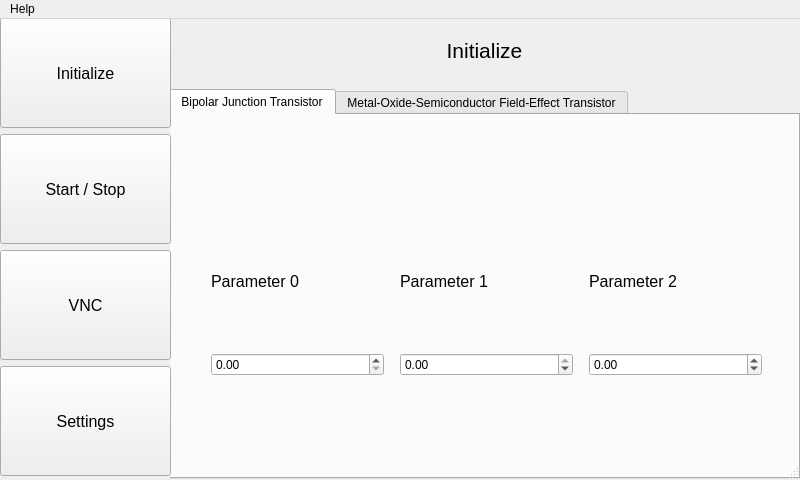
Before: the Qt Designer form XML/main.ui in matthiggins34/PES-Water-Analogy-Project, drawn with Qt 5.
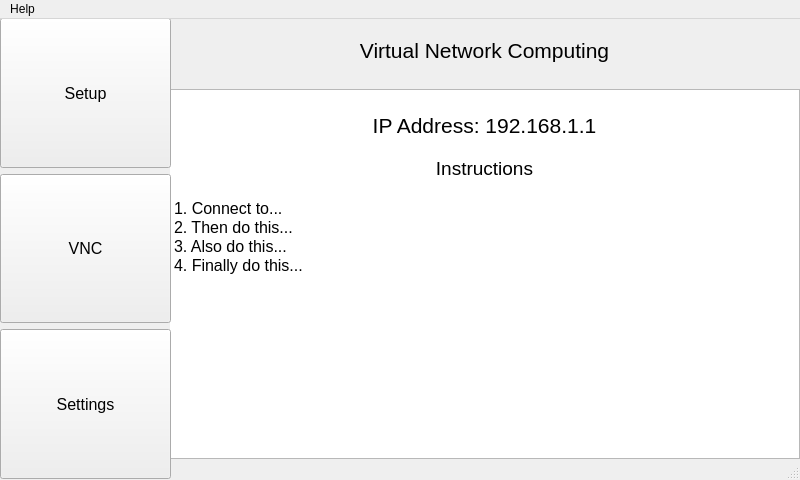
After: the same form once the commit is applied. The open tabs and pages were chosen to show the change. Icons and pictures are not drawn.

Commit message: Updated Python code for new Setup UI

```diff
--- a/XML/main.ui
+++ b/XML/main.ui
@@ -58,428 +58,15 @@
     <layout class="QGridLayout" name="grid_layout_central">
      <item row="1" column="0">
       <widget class="QStackedWidget" name="stacked_widget_side_menu">
+       <property name="maximumSize">
+        <size>
+         <width>630</width>
+         <height>16777215</height>
+        </size>
+       </property>
        <property name="currentIndex">
-        <number>0</number>
+        <number>1</number>
        </property>
-       <widget class="QWidget" name="initialize_page">
-        <widget class="QWidget" name="verticalLayoutWidget_2">
-         <property name="geometry">
-          <rect>
-           <x>-1</x>
-           <y>-1</y>
-           <width>631</width>
-           <height>461</height>
-          </rect>
-         </property>
-         <layout class="QVBoxLayout" name="vertical_layout_initialize">
-          <item>
-           <spacer name="verticalSpacer_5">
-            <property name="orientation">
-             <enum>Qt::Vertical</enum>
-            </property>
-            <property name="sizeType">
-             <enum>QSizePolicy::Minimum</enum>
-            </property>
-            <property name="sizeHint" stdset="0">
-             <size>
-              <width>40</width>
-              <height>20</height>
-             </size>
-            </property>
-           </spacer>
-          </item>
-          <item>
-           <widget class="QLabel" name="label_initialize">
-            <property name="font">
-             <font>
-              <pointsize>16</pointsize>
-             </font>
-            </property>
-            <property name="text">
-             <string>Initialize</string>
-            </property>
-            <property name="alignment">
-             <set>Qt::AlignCenter</set>
-            </property>
-           </widget>
-          </item>
-          <item>
-           <spacer name="verticalSpacer_6">
-            <property name="orientation">
-             <enum>Qt::Vertical</enum>
-            </property>
-            <property name="sizeType">
-             <enum>QSizePolicy::Minimum</enum>
-            </property>
-            <property name="sizeHint" stdset="0">
-             <size>
-              <width>40</width>
-              <height>20</height>
-             </size>
-            </property>
-           </spacer>
-          </item>
-          <item>
-           <widget class="QTabWidget" name="tab_widget_initialize">
-            <property name="font">
-             <font>
-              <pointsize>9</pointsize>
-             </font>
-            </property>
-            <property name="currentIndex">
-             <number>1</number>
-            </property>
-            <widget class="QWidget" name="tab_bjt">
-             <property name="font">
-              <font>
-               <pointsize>9</pointsize>
-              </font>
-             </property>
-             <attribute name="title">
-              <string>Bipolar Junction Transistor</string>
-             </attribute>
-             <widget class="QWidget" name="gridLayoutWidget_2">
-              <property name="geometry">
-               <rect>
-                <x>0</x>
-                <y>0</y>
-                <width>631</width>
-                <height>361</height>
-               </rect>
-              </property>
-              <layout class="QGridLayout" name="grid_layout_tab_bjt">
-               <item row="2" column="2">
-                <spacer name="horizontalSpacer_5">
-                 <property name="orientation">
-                  <enum>Qt::Horizontal</enum>
-                 </property>
-                 <property name="sizeType">
-                  <enum>QSizePolicy::Maximum</enum>
-                 </property>
-                 <property name="sizeHint" stdset="0">
-                  <size>
-                   <width>10</width>
-                   <height>10</height>
-                  </size>
-                 </property>
-                </spacer>
-               </item>
-               <item row="1" column="5">
-                <widget class="QLabel" name="label_8">
-                 <property name="font">
-                  <font>
-                   <pointsize>12</pointsize>
-                  </font>
-                 </property>
-                 <property name="text">
-                  <string>Parameter 2</string>
-                 </property>
-                </widget>
-               </item>
-               <item row="0" column="5">
-                <spacer name="verticalSpacer_14">
-                 <property name="orientation">
-                  <enum>Qt::Vertical</enum>
-                 </property>
-                 <property name="sizeType">
-                  <enum>QSizePolicy::Minimum</enum>
-                 </property>
-                 <property name="sizeHint" stdset="0">
-                  <size>
-                   <width>20</width>
-                   <height>100</height>
-                  </size>
-                 </property>
-                </spacer>
-               </item>
-               <item row="1" column="1">
-                <widget class="QLabel" name="label_6">
-                 <property name="font">
-                  <font>
-                   <pointsize>12</pointsize>
-                  </font>
-                 </property>
-                 <property name="text">
-                  <string>Parameter 0</string>
-                 </property>
-                </widget>
-               </item>
-               <item row="1" column="3">
-                <widget class="QLabel" name="label_7">
-                 <property name="font">
-                  <font>
-                   <pointsize>12</pointsize>
-                  </font>
-                 </property>
-                 <property name="text">
-                  <string>Parameter 1</string>
-                 </property>
-                </widget>
-               </item>
-               <item row="2" column="4">
-                <spacer name="horizontalSpacer_8">
-                 <property name="orientation">
-                  <enum>Qt::Horizontal</enum>
-                 </property>
-                 <property name="sizeType">
-                  <enum>QSizePolicy::Maximum</enum>
-                 </property>
-                 <property name="sizeHint" stdset="0">
-                  <size>
-                   <width>10</width>
-                   <height>10</height>
-                  </size>
-                 </property>
-                </spacer>
-               </item>
-               <item row="3" column="5">
-                <spacer name="verticalSpacer_13">
-                 <property name="orientation">
-                  <enum>Qt::Vertical</enum>
-                 </property>
-                 <property name="sizeType">
-                  <enum>QSizePolicy::Minimum</enum>
-                 </property>
-                 <property name="sizeHint" stdset="0">
-                  <size>
-                   <width>20</width>
-                   <height>100</height>
-                  </size>
-                 </property>
-                </spacer>
-               </item>
-               <item row="1" column="0">
-                <spacer name="horizontalSpacer_3">
-                 <property name="orientation">
-                  <enum>Qt::Horizontal</enum>
-                 </property>
-                 <property name="sizeType">
-                  <enum>QSizePolicy::Minimum</enum>
-                 </property>
-                 <property name="sizeHint" stdset="0">
-                  <size>
-                   <width>40</width>
-                   <height>20</height>
-                  </size>
-                 </property>
-                </spacer>
-               </item>
-               <item row="2" column="5">
-                <widget class="QDoubleSpinBox" name="spin_box_BJT_2">
-                 <property name="minimum">
-                  <double>-1.000000000000000</double>
-                 </property>
-                 <property name="maximum">
-                  <double>1.000000000000000</double>
-                 </property>
-                 <property name="singleStep">
-                  <double>0.010000000000000</double>
-                 </property>
-                </widget>
-               </item>
-               <item row="2" column="3">
-                <widget class="QDoubleSpinBox" name="spin_box_BJT_1">
-                 <property name="minimum">
-                  <double>-99.989999999999995</double>
-                 </property>
-                 <property name="maximum">
-                  <double>0.000000000000000</double>
-                 </property>
-                 <property name="singleStep">
-                  <double>1.000000000000000</double>
-                 </property>
-                </widget>
-               </item>
-               <item row="2" column="1">
-                <widget class="QDoubleSpinBox" name="spin_box_BJT_0"/>
-               </item>
-               <item row="1" column="6">
-                <spacer name="horizontalSpacer_4">
-                 <property name="orientation">
-                  <enum>Qt::Horizontal</enum>
-                 </property>
-                 <property name="sizeType">
-                  <enum>QSizePolicy::Minimum</enum>
-                 </property>
-                 <property name="sizeHint" stdset="0">
-                  <size>
-                   <width>40</width>
-                   <height>20</height>
-                  </size>
-                 </property>
-                </spacer>
-               </item>
-              </layout>
-             </widget>
-            </widget>
-            <widget class="QWidget" name="tab_mostfet">
-             <property name="font">
-              <font>
-               <pointsize>9</pointsize>
-              </font>
-             </property>
-             <attribute name="title">
-              <string>Metal-Oxide-Semiconductor Field-Effect Transistor</string>
-             </attribute>
-             <widget class="QWidget" name="gridLayoutWidget_3">
-              <property name="geometry">
-               <rect>
-                <x>0</x>
-                <y>0</y>
-                <width>631</width>
-                <height>361</height>
-               </rect>
-              </property>
-              <layout class="QGridLayout" name="grid_layout_tab_mosfet">
-               <item row="3" column="5">
-                <spacer name="verticalSpacer_15">
-                 <property name="orientation">
-                  <enum>Qt::Vertical</enum>
-                 </property>
-                 <property name="sizeType">
-                  <enum>QSizePolicy::Minimum</enum>
-                 </property>
-                 <property name="sizeHint" stdset="0">
-                  <size>
-                   <width>20</width>
-                   <height>100</height>
-                  </size>
-                 </property>
-                </spacer>
-               </item>
-               <item row="1" column="0">
-                <spacer name="horizontalSpacer_9">
-                 <property name="orientation">
-                  <enum>Qt::Horizontal</enum>
-                 </property>
-                 <property name="sizeType">
-                  <enum>QSizePolicy::Minimum</enum>
-                 </property>
-                 <property name="sizeHint" stdset="0">
-                  <size>
-                   <width>40</width>
-                   <height>20</height>
-                  </size>
-                 </property>
-                </spacer>
-               </item>
-               <item row="2" column="2">
-                <spacer name="horizontalSpacer_10">
-                 <property name="orientation">
-                  <enum>Qt::Horizontal</enum>
-                 </property>
-                 <property name="sizeType">
-                  <enum>QSizePolicy::Maximum</enum>
-                 </property>
-                 <property name="sizeHint" stdset="0">
-                  <size>
-                   <width>10</width>
-                   <height>10</height>
-                  </size>
-                 </property>
-                </spacer>
-               </item>
-               <item row="1" column="6">
-                <spacer name="horizontalSpacer_11">
-                 <property name="orientation">
-                  <enum>Qt::Horizontal</enum>
-                 </property>
-                 <property name="sizeType">
-                  <enum>QSizePolicy::Minimum</enum>
-                 </property>
-                 <property name="sizeHint" stdset="0">
-                  <size>
-                   <width>40</width>
-                   <height>20</height>
-                  </size>
-                 </property>
-                </spacer>
-               </item>
-               <item row="1" column="5">
-                <widget class="QLabel" name="label_9">
-                 <property name="font">
-                  <font>
-                   <pointsize>12</pointsize>
-                  </font>
-                 </property>
-                 <property name="text">
-                  <string>Parameter 2</string>
-                 </property>
-                </widget>
-               </item>
-               <item row="0" column="5">
-                <spacer name="verticalSpacer_16">
-                 <property name="orientation">
-                  <enum>Qt::Vertical</enum>
-                 </property>
-                 <property name="sizeType">
-                  <enum>QSizePolicy::Minimum</enum>
-                 </property>
-                 <property name="sizeHint" stdset="0">
-                  <size>
-                   <width>20</width>
-                   <height>100</height>
-                  </size>
-                 </property>
-                </spacer>
-               </item>
-               <item row="1" column="1">
-                <widget class="QLabel" name="label_10">
-                 <property name="font">
-                  <font>
-                   <pointsize>12</pointsize>
-                  </font>
-                 </property>
-                 <property name="text">
-                  <string>Parameter 0</string>
-                 </property>
-                </widget>
-               </item>
-               <item row="1" column="3">
-                <widget class="QLabel" name="label_11">
-                 <property name="font">
-                  <font>
-                   <pointsize>12</pointsize>
-                  </font>
-                 </property>
-                 <property name="text">
-                  <string>Parameter 1</string>
-                 </property>
-                </widget>
-               </item>
-               <item row="2" column="4">
-                <spacer name="horizontalSpacer_12">
-                 <property name="orientation">
-                  <enum>Qt::Horizontal</enum>
-                 </property>
-                 <property name="sizeType">
-                  <enum>QSizePolicy::Maximum</enum>
-                 </property>
-                 <property name="sizeHint" stdset="0">
-                  <size>
-                   <width>10</width>
-                   <height>10</height>
-                  </size>
-                 </property>
-                </spacer>
-               </item>
-               <item row="2" column="1">
-                <widget class="QComboBox" name="combo_box_MOSFET_0"/>
-               </item>
-               <item row="2" column="3">
-                <widget class="QComboBox" name="combo_box_MOSFET_1"/>
-               </item>
-               <item row="2" column="5">
-                <widget class="QComboBox" name="combo_box_MOSFET_2"/>
-               </item>
-              </layout>
-             </widget>
-            </widget>
-           </widget>
-          </item>
-         </layout>
-        </widget>
-       </widget>
        <widget class="QWidget" name="start_stop_page">
         <widget class="QWidget" name="verticalLayoutWidget_4">
          <property name="geometry">
@@ -873,16 +460,16 @@
              <string>&lt;!DOCTYPE HTML PUBLIC &quot;-//W3C//DTD HTML 4.0//EN&quot; &quot;http://www.w3.org/TR/REC-html40/strict.dtd&quot;&gt;
 &lt;html&gt;&lt;head&gt;&lt;meta name=&quot;qrichtext&quot; content=&quot;1&quot; /&gt;&lt;style type=&quot;text/css&quot;&gt;
 p, li { white-space: pre-wrap; }
-&lt;/style&gt;&lt;/head&gt;&lt;body style=&quot; font-family:'Sans Serif'; font-size:12pt; font-weight:400; font-style:normal;&quot;&gt;
-&lt;p align=&quot;center&quot; style=&quot;-qt-paragraph-type:empty; margin-top:0px; margin-bottom:0px; margin-left:0px; margin-right:0px; -qt-block-indent:0; text-indent:0px;&quot;&gt;&lt;br /&gt;&lt;/p&gt;
-&lt;p align=&quot;center&quot; style=&quot; margin-top:0px; margin-bottom:0px; margin-left:0px; margin-right:0px; -qt-block-indent:0; text-indent:0px;&quot;&gt;&lt;span style=&quot; font-size:16pt;&quot;&gt;IP Address: 192.168.1.1&lt;/span&gt;&lt;/p&gt;
-&lt;p align=&quot;center&quot; style=&quot;-qt-paragraph-type:empty; margin-top:0px; margin-bottom:0px; margin-left:0px; margin-right:0px; -qt-block-indent:0; text-indent:0px;&quot;&gt;&lt;br /&gt;&lt;/p&gt;
-&lt;p align=&quot;center&quot; style=&quot; margin-top:0px; margin-bottom:0px; margin-left:0px; margin-right:0px; -qt-block-indent:0; text-indent:0px;&quot;&gt;&lt;span style=&quot; font-size:14pt;&quot;&gt;Instructions&lt;/span&gt;&lt;/p&gt;
-&lt;p align=&quot;center&quot; style=&quot;-qt-paragraph-type:empty; margin-top:0px; margin-bottom:0px; margin-left:0px; margin-right:0px; -qt-block-indent:0; text-indent:0px;&quot;&gt;&lt;br /&gt;&lt;/p&gt;
-&lt;p style=&quot; margin-top:0px; margin-bottom:0px; margin-left:0px; margin-right:0px; -qt-block-indent:0; text-indent:0px;&quot;&gt;1. Connect to...&lt;/p&gt;
-&lt;p style=&quot; margin-top:0px; margin-bottom:0px; margin-left:0px; margin-right:0px; -qt-block-indent:0; text-indent:0px;&quot;&gt;2. Then do this...&lt;/p&gt;
-&lt;p style=&quot; margin-top:0px; margin-bottom:0px; margin-left:0px; margin-right:0px; -qt-block-indent:0; text-indent:0px;&quot;&gt;3. Also do this...&lt;/p&gt;
-&lt;p style=&quot; margin-top:0px; margin-bottom:0px; margin-left:0px; margin-right:0px; -qt-block-indent:0; text-indent:0px;&quot;&gt;4. Finally do this...&lt;/p&gt;&lt;/body&gt;&lt;/html&gt;</string>
+&lt;/style&gt;&lt;/head&gt;&lt;body style=&quot; font-family:'MS Shell Dlg 2'; font-size:12pt; font-weight:400; font-style:normal;&quot;&gt;
+&lt;p align=&quot;center&quot; style=&quot;-qt-paragraph-type:empty; margin-top:0px; margin-bottom:0px; margin-left:0px; margin-right:0px; -qt-block-indent:0; text-indent:0px; font-family:'Sans Serif';&quot;&gt;&lt;br /&gt;&lt;/p&gt;
+&lt;p align=&quot;center&quot; style=&quot; margin-top:0px; margin-bottom:0px; margin-left:0px; margin-right:0px; -qt-block-indent:0; text-indent:0px;&quot;&gt;&lt;span style=&quot; font-family:'Sans Serif'; font-size:16pt;&quot;&gt;IP Address: 192.168.1.1&lt;/span&gt;&lt;/p&gt;
+&lt;p align=&quot;center&quot; style=&quot;-qt-paragraph-type:empty; margin-top:0px; margin-bottom:0px; margin-left:0px; margin-right:0px; -qt-block-indent:0; text-indent:0px; font-family:'Sans Serif';&quot;&gt;&lt;br /&gt;&lt;/p&gt;
+&lt;p align=&quot;center&quot; style=&quot; margin-top:0px; margin-bottom:0px; margin-left:0px; margin-right:0px; -qt-block-indent:0; text-indent:0px;&quot;&gt;&lt;span style=&quot; font-family:'Sans Serif'; font-size:14pt;&quot;&gt;Instructions&lt;/span&gt;&lt;/p&gt;
+&lt;p align=&quot;center&quot; style=&quot;-qt-paragraph-type:empty; margin-top:0px; margin-bottom:0px; margin-left:0px; margin-right:0px; -qt-block-indent:0; text-indent:0px; font-family:'Sans Serif';&quot;&gt;&lt;br /&gt;&lt;/p&gt;
+&lt;p style=&quot; margin-top:0px; margin-bottom:0px; margin-left:0px; margin-right:0px; -qt-block-indent:0; text-indent:0px;&quot;&gt;&lt;span style=&quot; font-family:'Sans Serif';&quot;&gt;1. Connect to...&lt;/span&gt;&lt;/p&gt;
+&lt;p style=&quot; margin-top:0px; margin-bottom:0px; margin-left:0px; margin-right:0px; -qt-block-indent:0; text-indent:0px;&quot;&gt;&lt;span style=&quot; font-family:'Sans Serif';&quot;&gt;2. Then do this...&lt;/span&gt;&lt;/p&gt;
+&lt;p style=&quot; margin-top:0px; margin-bottom:0px; margin-left:0px; margin-right:0px; -qt-block-indent:0; text-indent:0px;&quot;&gt;&lt;span style=&quot; font-family:'Sans Serif';&quot;&gt;3. Also do this...&lt;/span&gt;&lt;/p&gt;
+&lt;p style=&quot; margin-top:0px; margin-bottom:0px; margin-left:0px; margin-right:0px; -qt-block-indent:0; text-indent:0px;&quot;&gt;&lt;span style=&quot; font-family:'Sans Serif';&quot;&gt;4. Finally do this...&lt;/span&gt;&lt;/p&gt;&lt;/body&gt;&lt;/html&gt;</string>
             </property>
            </widget>
           </item>
@@ -1199,21 +786,14 @@
      </rect>
     </property>
     <layout class="QVBoxLayout" name="vertical_layout_central">
-     <item>
-      <widget class="QPushButton" name="push_button_initialize">
-       <property name="minimumSize">
-        <size>
-         <width>0</width>
-         <height>110</height>
-        </size>
-       </property>
-       <property name="text">
-        <string>Initialize</string>
-       </property>
-      </widget>
-     </item>
      <item>
       <widget class="QPushButton" name="push_button_start_stop">
+       <property name="sizePolicy">
+        <sizepolicy hsizetype="Minimum" vsizetype="Preferred">
+         <horstretch>0</horstretch>
+         <verstretch>0</verstretch>
+        </sizepolicy>
+       </property>
        <property name="minimumSize">
         <size>
          <width>0</width>
@@ -1221,12 +801,18 @@
         </size>
        </property>
        <property name="text">
-        <string>Start / Stop</string>
+        <string>Setup</string>
        </property>
       </widget>
      </item>
      <item>
       <widget class="QPushButton" name="push_button_vnc">
+       <property name="sizePolicy">
+        <sizepolicy hsizetype="Minimum" vsizetype="Preferred">
+         <horstretch>0</horstretch>
+         <verstretch>0</verstretch>
+        </sizepolicy>
+       </property>
        <property name="minimumSize">
         <size>
          <width>0</width>
@@ -1240,6 +826,12 @@
      </item>
      <item>
       <widget class="QPushButton" name="push_button_settings">
+       <property name="sizePolicy">
+        <sizepolicy hsizetype="Minimum" vsizetype="Preferred">
+         <horstretch>0</horstretch>
+         <verstretch>0</verstretch>
+        </sizepolicy>
+       </property>
        <property name="minimumSize">
         <size>
          <width>0</width>
```
Left out of the diff: 206 changed lines with no effect on the pictures. The commit also changes 2 other files.
